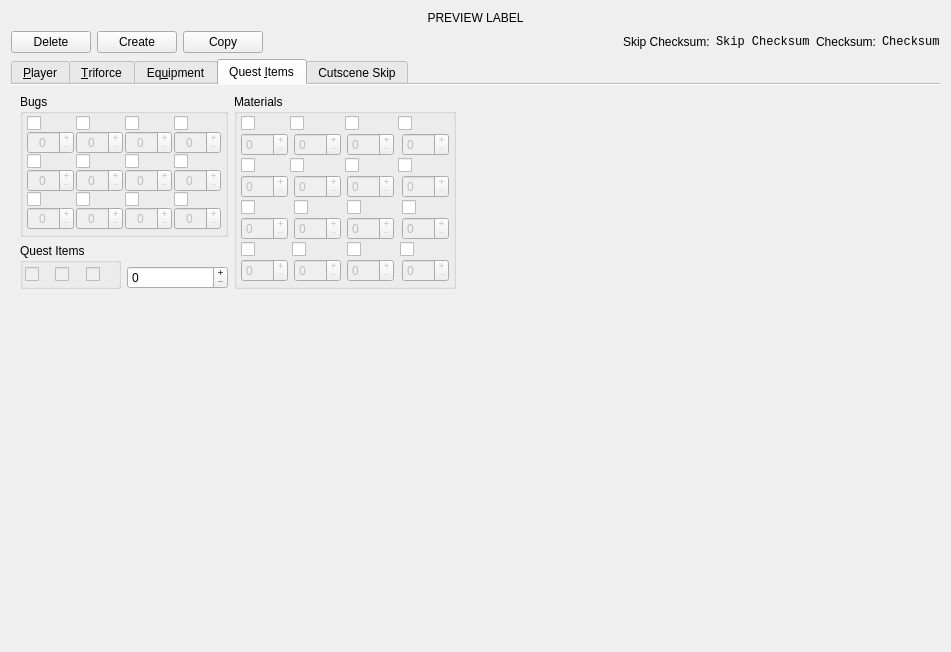
Qt form Plugin/ui/SkywardSwordEditorForm.ui (Antidote/SkywardSwordPlugin) before a commit.
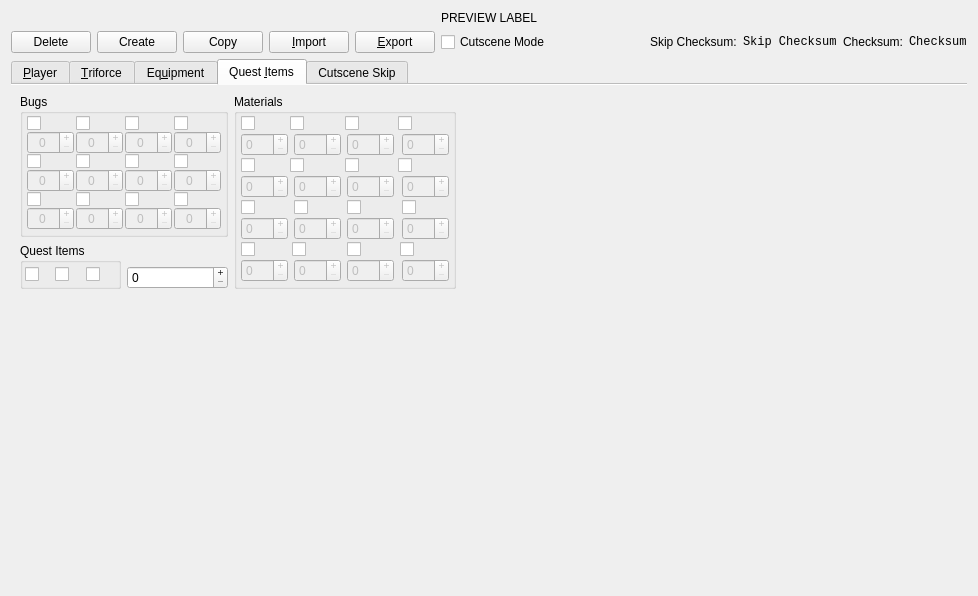
The same form after that commit. The open tabs and pages were chosen to show the change. Icons and pictures are not drawn. Custom widgets are drawn as their Qt base class.

Patch:
```diff
--- a/Plugin/ui/SkywardSwordEditorForm.ui
+++ b/Plugin/ui/SkywardSwordEditorForm.ui
@@ -6,8 +6,8 @@
    <rect>
     <x>0</x>
     <y>0</y>
-    <width>951</width>
-    <height>652</height>
+    <width>978</width>
+    <height>596</height>
    </rect>
   </property>
   <property name="styleSheet">
@@ -16,14 +16,83 @@
 }</string>
   </property>
   <layout class="QGridLayout" name="gridLayout_18">
-   <item row="1" column="7">
+   <item row="0" column="0" colspan="12">
+    <widget class="QLabel" name="previewLabel">
+     <property name="text">
+      <string>PREVIEW LABEL</string>
+     </property>
+     <property name="alignment">
+      <set>Qt::AlignCenter</set>
+     </property>
+    </widget>
+   </item>
+   <item row="1" column="0">
+    <widget class="QPushButton" name="deletePushButton">
+     <property name="text">
+      <string>Delete</string>
+     </property>
+    </widget>
+   </item>
+   <item row="1" column="10">
     <widget class="QLabel" name="checksumLbl">
      <property name="text">
       <string>Checksum:</string>
      </property>
     </widget>
    </item>
+   <item row="1" column="11">
+    <widget class="QLabel" name="checksumValueLbl">
+     <property name="font">
+      <font>
+       <family>Courier New</family>
+      </font>
+     </property>
+     <property name="text">
+      <string notr="true">Checksum</string>
+     </property>
+    </widget>
+   </item>
+   <item row="1" column="9">
+    <widget class="QLabel" name="skipChecksumValueLbl">
+     <property name="font">
+      <font>
+       <family>Courier New</family>
+      </font>
+     </property>
+     <property name="text">
+      <string notr="true">Skip Checksum</string>
+     </property>
+    </widget>
+   </item>
    <item row="1" column="3">
+    <widget class="QPushButton" name="importPushButton">
+     <property name="text">
+      <string>&amp;Import</string>
+     </property>
+    </widget>
+   </item>
+   <item row="1" column="4">
+    <widget class="QPushButton" name="exportPushButton">
+     <property name="text">
+      <string>&amp;Export</string>
+     </property>
+    </widget>
+   </item>
+   <item row="1" column="1">
+    <widget class="QPushButton" name="createPushButton">
+     <property name="text">
+      <string>Create</string>
+     </property>
+    </widget>
+   </item>
+   <item row="1" column="8">
+    <widget class="QLabel" name="skipChecksumLbl">
+     <property name="text">
+      <string>Skip Checksum:</string>
+     </property>
+    </widget>
+   </item>
+   <item row="1" column="6">
     <spacer name="horizontalSpacer">
      <property name="orientation">
       <enum>Qt::Horizontal</enum>
@@ -36,40 +105,7 @@
      </property>
     </spacer>
    </item>
-   <item row="1" column="2">
-    <widget class="QPushButton" name="copyPushButton">
-     <property name="text">
-      <string>Copy</string>
-     </property>
-    </widget>
-   </item>
-   <item row="0" column="0" colspan="9">
-    <widget class="QLabel" name="previewLabel">
-     <property name="text">
-      <string>PREVIEW LABEL</string>
-     </property>
-     <property name="alignment">
-      <set>Qt::AlignCenter</set>
-     </property>
-    </widget>
-   </item>
-   <item row="3" column="0" colspan="8">
-    <spacer name="verticalSpacer">
-     <property name="orientation">
-      <enum>Qt::Vertical</enum>
-     </property>
-     <property name="sizeType">
-      <enum>QSizePolicy::Expanding</enum>
-     </property>
-     <property name="sizeHint" stdset="0">
-      <size>
-       <width>0</width>
-       <height>0</height>
-      </size>
-     </property>
-    </spacer>
-   </item>
-   <item row="2" column="0" colspan="9">
+   <item row="3" column="0" colspan="12">
     <widget class="QTabWidget" name="tabWidget">
      <property name="sizePolicy">
       <sizepolicy hsizetype="Preferred" vsizetype="Preferred">
@@ -81,7 +117,7 @@
       <enum>QTabWidget::Rounded</enum>
      </property>
      <property name="currentIndex">
-      <number>4</number>
+      <number>3</number>
      </property>
      <property name="documentMode">
       <bool>true</bool>
@@ -636,6 +672,9 @@
               <verstretch>0</verstretch>
              </sizepolicy>
             </property>
+            <property name="maxLength">
+             <number>32</number>
+            </property>
            </widget>
           </item>
           <item row="5" column="2" colspan="5">
@@ -656,6 +695,9 @@
               <verstretch>0</verstretch>
              </sizepolicy>
             </property>
+            <property name="maxLength">
+             <number>32</number>
+            </property>
            </widget>
           </item>
           <item row="6" column="4" colspan="3">
@@ -673,6 +715,9 @@
               <verstretch>0</verstretch>
              </sizepolicy>
             </property>
+            <property name="maxLength">
+             <number>32</number>
+            </property>
            </widget>
           </item>
           <item row="6" column="2" colspan="2">
@@ -1634,9 +1679,6 @@
           </property>
           <item row="0" column="0">
            <widget class="QCheckBox" name="letterChkBox">
-            <property name="enabled">
-             <bool>false</bool>
-            </property>
             <property name="toolTip">
              <string>Crawlin's Letter</string>
             </property>
@@ -1653,13 +1695,13 @@
               <height>48</height>
              </size>
             </property>
+            <property name="tristate">
+             <bool>true</bool>
+            </property>
            </widget>
           </item>
           <item row="0" column="1">
            <widget class="QCheckBox" name="bugCageChkBox">
-            <property name="enabled">
-             <bool>false</bool>
-            </property>
             <property name="toolTip">
              <string>Beedle's Bug Cage</string>
             </property>
@@ -1676,13 +1718,13 @@
               <height>48</height>
              </size>
             </property>
+            <property name="tristate">
+             <bool>true</bool>
+            </property>
            </widget>
           </item>
           <item row="0" column="2">
            <widget class="QCheckBox" name="rattleChkBox">
-            <property name="enabled">
-             <bool>false</bool>
-            </property>
             <property name="toolTip">
              <string>Rattle</string>
             </property>
@@ -1699,6 +1741,9 @@
               <height>48</height>
              </size>
             </property>
+            <property name="tristate">
+             <bool>true</bool>
+            </property>
            </widget>
           </item>
          </layout>
@@ -2840,48 +2885,33 @@
      </widget>
     </widget>
    </item>
-   <item row="1" column="0">
-    <widget class="QPushButton" name="deletePushButton">
-     <property name="text">
-      <string>Delete</string>
+   <item row="4" column="0" colspan="11">
+    <spacer name="verticalSpacer">
+     <property name="orientation">
+      <enum>Qt::Vertical</enum>
      </property>
-    </widget>
+     <property name="sizeType">
+      <enum>QSizePolicy::Expanding</enum>
+     </property>
+     <property name="sizeHint" stdset="0">
+      <size>
+       <width>0</width>
+       <height>0</height>
+      </size>
+     </property>
+    </spacer>
    </item>
-   <item row="1" column="8">
-    <widget class="QLabel" name="checksumValueLbl">
-     <property name="font">
-      <font>
-       <family>Courier New</family>
-      </font>
-     </property>
+   <item row="1" column="2">
+    <widget class="QPushButton" name="copyPushButton">
      <property name="text">
-      <string notr="true">Checksum</string>
+      <string>Copy</string>
      </property>
     </widget>
    </item>
    <item row="1" column="5">
-    <widget class="QLabel" name="skipChecksumLbl">
+    <widget class="QCheckBox" name="cutsceneModeChkBox">
      <property name="text">
-      <string>Skip Checksum:</string>
-     </property>
-    </widget>
-   </item>
-   <item row="1" column="1">
-    <widget class="QPushButton" name="createPushButton">
-     <property name="text">
-      <string>Create</string>
-     </property>
-    </widget>
-   </item>
-   <item row="1" column="6">
-    <widget class="QLabel" name="skipChecksumValueLbl">
-     <property name="font">
-      <font>
-       <family>Courier New</family>
-      </font>
-     </property>
-     <property name="text">
-      <string notr="true">Skip Checksum</string>
+      <string>Cutscene Mode</string>
      </property>
     </widget>
    </item>
```
Left out of the diff: 761 changed lines with no effect on the pictures.
